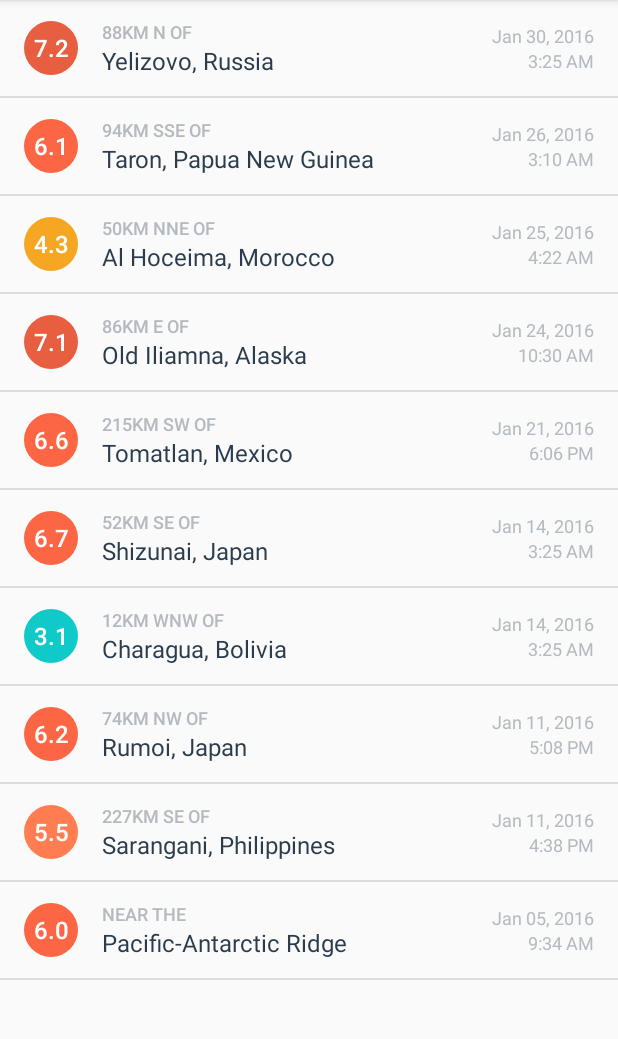
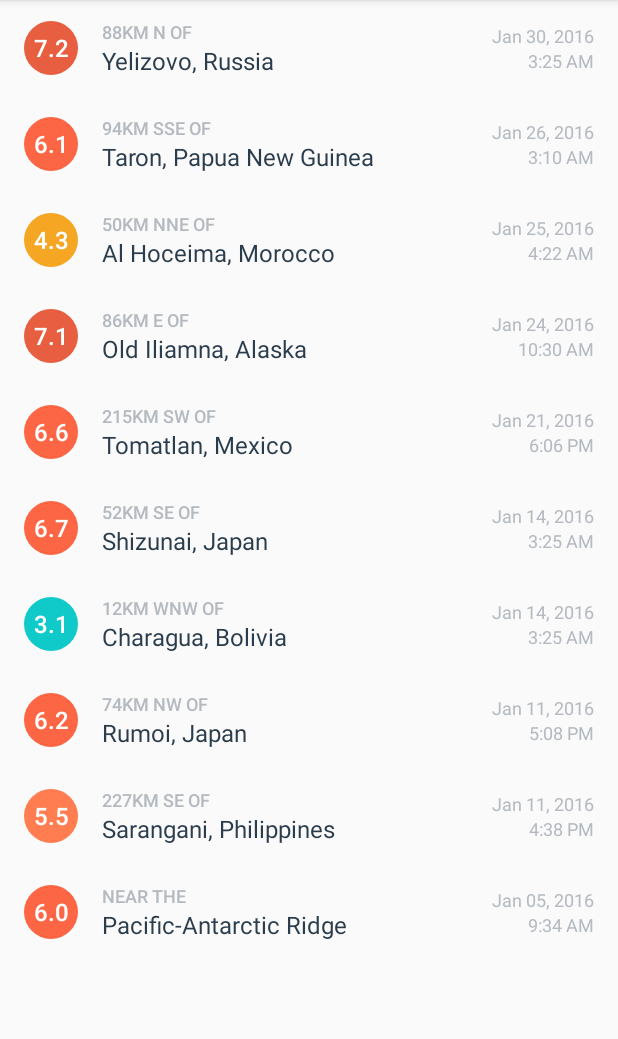
Before and after one commit to linuxbender/QuakeReport, an Android app: the screen it shows after launch (EarthquakeActivity), on a phone screen of 412 x 824 dp, the part 84-1123 px from its top. Run offline under Robolectric (Android 15) with nearby library versions, the phone set to English and light mode, and no system bars.

Commit message:
Impl. visual polish - remove list divider

```diff
--- a/app/src/main/res/layout/earthquake_activity.xml
+++ b/app/src/main/res/layout/earthquake_activity.xml
@@ -16,6 +16,8 @@
 <!-- Layout for a list of earthquakes -->
 <ListView xmlns:android="http://schemas.android.com/apk/res/android"
     android:id="@+id/list"
-    android:orientation="vertical"
     android:layout_width="match_parent"
-    android:layout_height="match_parent"/>
+    android:layout_height="match_parent"
+    android:divider="@null"
+    android:dividerHeight="0dp"
+    android:orientation="vertical" />
```
